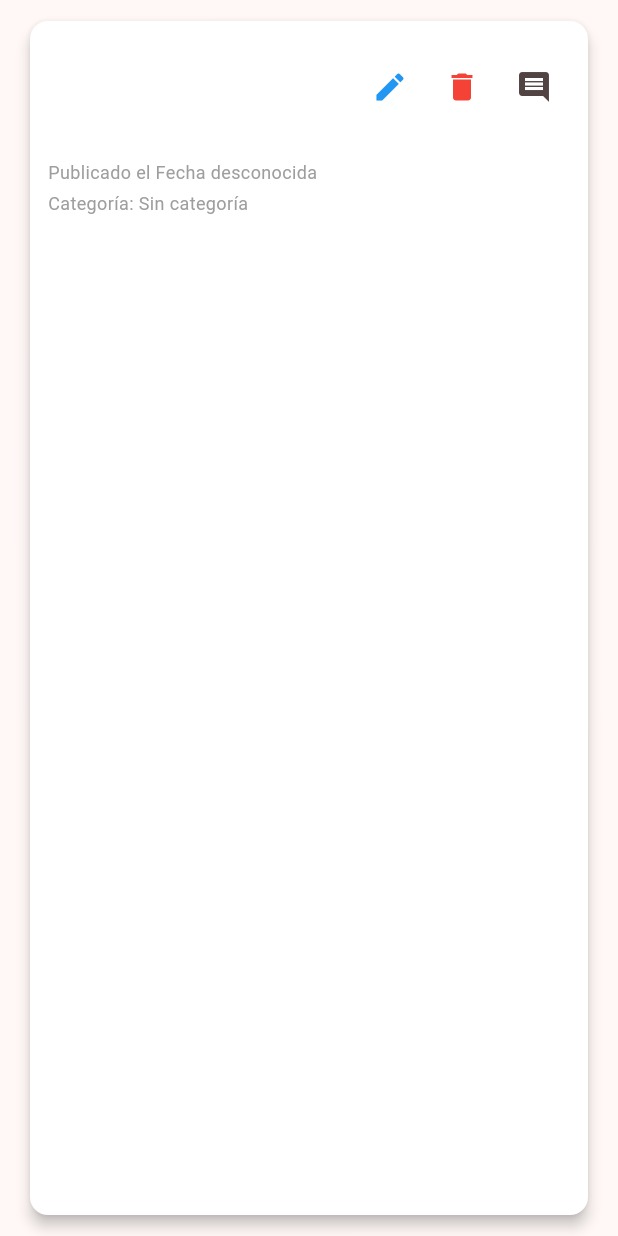
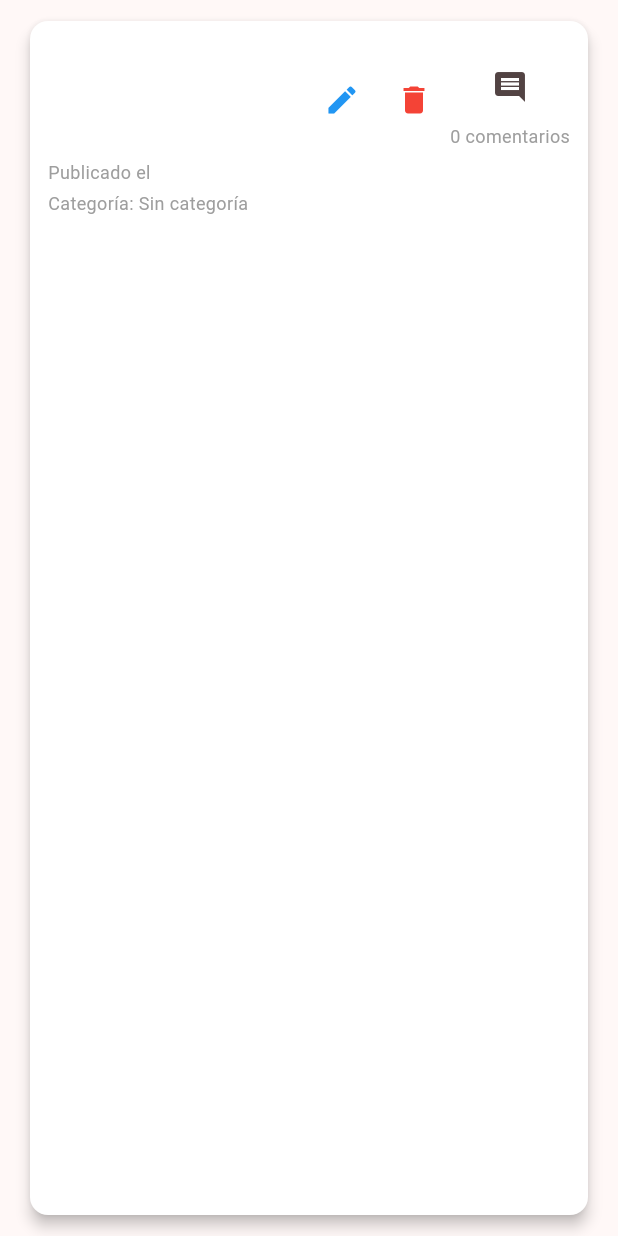
Before and after one commit to arincassia/abaez-flutter001, a Flutter app: the NoticiaCard widget shown alone on an empty page, opened directly with empty values, on a phone screen of 412 x 824 dp. Run offline on Flutter 3.47's test engine with Material 3 defaults, Android fonts, the phone set to English and light mode, and no system bars; our stand-ins replace dio, equatable, flutter_bloc, flutter_dotenv, get_it, shared_preferences and 1 more; accounts and stored records are empty; network calls fail.

Commit message:
Agrega funcionalidad para mostrar numero de comentarios en la vista de noticias

```diff
--- a/lib/bloc/comentarios/comentario_bloc.dart
+++ b/lib/bloc/comentarios/comentario_bloc.dart
@@ -43,6 +43,9 @@ class ComentarioBloc extends Bloc<ComentarioEvent, ComentarioState> {
     Emitter<ComentarioState> emit,
   ) async {
     try {
+      // Guardamos el estado actual antes de emitir ComentarioLoading
+      final currentState = state;
+
       await comentarioRepository.agregarComentario(
         event.noticiaId,
         event.texto,
@@ -51,7 +54,24 @@ class ComentarioBloc extends Bloc<ComentarioEvent, ComentarioState> {
       );
 
       // Recargar comentarios después de agregar uno nuevo
-      add(LoadComentarios(noticiaId: event.noticiaId));
+      final comentarios = await comentarioRepository.obtenerComentariosPorNoticia(event.noticiaId);
+      emit(ComentarioLoaded(comentariosList: comentarios));
+
+      // Actualizar también el número de comentarios
+      final numeroComentarios = await comentarioRepository.obtenerNumeroComentarios(
+        event.noticiaId,
+      );
+
+      // Emitimos el nuevo estado con el número de comentarios actualizado
+      emit(NumeroComentariosLoaded(
+        noticiaId: event.noticiaId,
+        numeroComentarios: numeroComentarios,
+      ));
+
+      // Si había un estado ComentarioLoaded, lo restauramos pero con la nueva lista
+      if (currentState is ComentarioLoaded) {
+        emit(ComentarioLoaded(comentariosList: comentarios));
+      }
     } catch (e) {
       emit(
         const ComentarioError(errorMessage: 'Error al agregar el comentario'),
--- a/lib/components/noticias_card.dart
+++ b/lib/components/noticias_card.dart
@@ -1,8 +1,13 @@
 import 'package:flutter/material.dart';
 import 'package:abaez/constants.dart';
 import 'package:abaez/api/service/categoria_service.dart';
+import 'package:flutter_bloc/flutter_bloc.dart';
+import 'package:abaez/bloc/comentarios/comentario_bloc.dart';
+import 'package:abaez/bloc/comentarios/comentario_event.dart';
+import 'package:abaez/bloc/comentarios/comentario_state.dart';
 
-class NoticiaCard extends StatelessWidget {
+class NoticiaCard extends StatefulWidget {
+  final String id;
   final String titulo;
   final String descripcion;
   final String fuente;
@@ -14,11 +19,9 @@ class NoticiaCard extends StatelessWidget {
   final VoidCallback onComment;
   final String categoriaNombre;
 
-
-  final CategoriaService categoriaService;
-
-  NoticiaCard({
+  const NoticiaCard({
     super.key,
+    required this.id,
     required this.titulo,
     required this.descripcion,
     required this.fuente,
@@ -29,11 +32,53 @@ class NoticiaCard extends StatelessWidget {
     required this.onDelete,
     required this.categoriaNombre,
     required this.onComment,
-  }) : categoriaService = CategoriaService();
+  });
+
+  @override
+  State<NoticiaCard> createState() => _NoticiaCardState();
+}
+
+class _NoticiaCardState extends State<NoticiaCard> {
+  int _numeroComentarios = 0;
+  bool _isLoading = true;
+  final CategoriaService _categoriaService = CategoriaService();
+
+  @override
+  void initState() {
+    super.initState();
+    // No cargamos aquí para evitar errores de contexto
+  }
+
+  @override
+  void didChangeDependencies() {
+    super.didChangeDependencies();
+    try {
+      // Cargar el número de comentarios solo la primera vez
+      if (_isLoading) {
+        context.read<ComentarioBloc>().add(
+              GetNumeroComentarios(noticiaId: widget.id),
+            );
+        _isLoading = false;
+      }
+
+      // Observar cambios en el estado y actualizar si es necesario
+      final state = context.watch<ComentarioBloc>().state;
+      if (state is NumeroComentariosLoaded && state.noticiaId == widget.id) {
+        // Solo actualizar si cambió el número para evitar rebuilds innecesarios
+        if (_numeroComentarios != state.numeroComentarios) {
+          setState(() {
+            _numeroComentarios = state.numeroComentarios;
+          });
+        }
+      }
+    } catch (e) {
+      debugPrint('Error al cargar comentarios: $e');
+    }
+  }
 
   Future<String> _obtenerNombreCategoria(String categoriaId) async {
     try {
-      final categoria = await categoriaService.obtenerCategoriaPorId(
+      final categoria = await _categoriaService.obtenerCategoriaPorId(
         categoriaId,
       );
       return categoria.nombre;
@@ -62,7 +107,7 @@ class NoticiaCard extends StatelessWidget {
                   crossAxisAlignment: CrossAxisAlignment.start,
                   children: [
                     Text(
-                      titulo,
+                      widget.titulo,
                       style: const TextStyle(
                         fontWeight: FontWeight.bold,
                         fontSize: 18,
@@ -70,7 +115,7 @@ class NoticiaCard extends StatelessWidget {
                     ),
                     const SizedBox(height: 4),
                     Text(
-                      fuente,
+                      widget.fuente,
                       style: const TextStyle(
                         fontStyle: FontStyle.italic,
                         fontWeight: FontWeight.w300,
@@ -78,22 +123,21 @@ class NoticiaCard extends StatelessWidget {
                     ),
                     const SizedBox(height: 4),
                     Text(
-                      descripcion,
+                      widget.descripcion,
                       maxLines: 3,
                       overflow: TextOverflow.ellipsis,
                       style: const TextStyle(fontSize: 14),
                     ),
                     const SizedBox(height: 4),
                     Text(
-                      '${AppConstants.publicadaEl} ${formatDate(publicadaEl)}',
+                      '${AppConstants.publicadaEl} ${widget.publicadaEl}',
                       style: const TextStyle(fontSize: 12, color: Colors.grey),
                     ),
                     const SizedBox(height: 4),
                     FutureBuilder<String>(
-                      future: _obtenerNombreCategoria(categoriaId),
+                      future: _obtenerNombreCategoria(widget.categoriaId),
                       builder: (context, snapshot) {
-                        if (snapshot.connectionState ==
-                            ConnectionState.waiting) {
+                        if (snapshot.connectionState == ConnectionState.waiting) {
                           return const Text(
                             'Cargando categoría...',
                             style: TextStyle(fontSize: 12, color: Colors.grey),
@@ -105,8 +149,7 @@ class NoticiaCard extends StatelessWidget {
                             style: TextStyle(fontSize: 12, color: Colors.red),
                           );
                         }
-                        final categoriaNombre =
-                            snapshot.data ?? 'Sin categoría';
+                        final categoriaNombre = snapshot.data ?? 'Sin categoría';
                         return Text(
                           'Categoría: $categoriaNombre',
                           style: const TextStyle(
@@ -125,10 +168,9 @@ class NoticiaCard extends StatelessWidget {
                 children: [
                   ClipRRect(
                     borderRadius: BorderRadius.circular(8),
-                    child:
-                        imageUrl.isNotEmpty
+                    child: widget.imageUrl.isNotEmpty
                         ? Image.network(
-                              imageUrl,
+                            widget.imageUrl,
                             fit: BoxFit.cover,
                             width: 100,
                             height: 100,
@@ -142,17 +184,29 @@ class NoticiaCard extends StatelessWidget {
                       IconButton(
                         icon: const Icon(Icons.edit, color: Colors.blue),
                         tooltip: 'Editar',
-                        onPressed: onEdit,
+                        onPressed: widget.onEdit,
                       ),
                       IconButton(
                         icon: const Icon(Icons.delete, color: Colors.red),
                         tooltip: 'Eliminar',
-                        onPressed: onDelete,
+                        onPressed: widget.onDelete,
                       ),
+                      // Columna que contiene el ícono de comentario y el contador
+                      Column(
+                        children: [
                           IconButton(
                             icon: const Icon(Icons.comment),
                             tooltip: 'Ver comentarios',
-                        onPressed: onComment,
+                            onPressed: widget.onComment,
+                          ),
+                          Text(
+                            '$_numeroComentarios comentarios',
+                            style: const TextStyle(
+                              fontSize: 12,
+                              color: Colors.grey,
+                            ),
+                          ),
+                        ],
                       ),
                     ],
                   ),
@@ -164,78 +218,4 @@ class NoticiaCard extends StatelessWidget {
       ),
     );
   }
-
-  String formatDate(String dateStr) {
-    try {
-      if (dateStr.isEmpty) {
-        return 'Fecha desconocida';
 }
-
-      final RegExp ddmmyyyyRegex = RegExp(r'^(\d{1,2})\/(\d{1,2})\/(\d{4})$');
-      if (ddmmyyyyRegex.hasMatch(dateStr)) {
-        final parts = dateStr.split('/');
-        final day = int.parse(parts[0]).toString().padLeft(2, '0');
-        final month = int.parse(parts[1]).toString().padLeft(2, '0');
-        final year = parts[2];
-        return '$day/$month/$year';
-      }
-
-      if (dateStr.contains('min') ||
-          dateStr.endsWith('h') ||
-          dateStr.endsWith('d')) {
-        final now = DateTime.now();
-        DateTime actualDate;
-
-        if (dateStr.contains('-') && dateStr.contains('min')) {
-          return '${now.day.toString().padLeft(2, '0')}/${now.month.toString().padLeft(2, '0')}/${now.year}';
-        }
-
-        final RegExp numericRegex = RegExp(r'(\d+)');
-        final match = numericRegex.firstMatch(dateStr);
-
-        if (match != null) {
-          final value = int.tryParse(match.group(1) ?? '0') ?? 0;
-
-          if (dateStr.endsWith('min')) {
-            actualDate = now.subtract(Duration(minutes: value));
-          } else if (dateStr.endsWith('h')) {
-            actualDate = now.subtract(Duration(hours: value));
-          } else if (dateStr.endsWith('d')) {
-            actualDate = now.subtract(Duration(days: value));
-          } else {
-            actualDate = now;
-          }
-
-          return '${actualDate.day.toString().padLeft(2, '0')}/${actualDate.month.toString().padLeft(2, '0')}/${actualDate.year}';
-        }
-      }
-
-      try {
-        final date = DateTime.parse(dateStr);
-        return '${date.day.toString().padLeft(2, '0')}/${date.month.toString().padLeft(2, '0')}/${date.year}';
-      } catch (_) {
-        final dashParts = dateStr.split('-');
-        if (dashParts.length == 3) {
-          try {
-            final year = int.parse(dashParts[0]);
-            final month = int.parse(dashParts[1]);
-            final day = int.parse(dashParts[2]);
-
-            if (year >= 1900 &&
-                year <= 2100 &&
-                month >= 1 &&
-                month <= 12 &&
-                day >= 1 &&
-                day <= 31) {
-              return '${day.toString().padLeft(2, '0')}/${month.toString().padLeft(2, '0')}/$year';
-            }
-          } catch (_) {}
-        }
-      }
-
-      return dateStr;
-    } catch (e) {
-      return dateStr;
-    }
-  }
-}
--- a/lib/helpers/noticia_card_helper.dart
+++ b/lib/helpers/noticia_card_helper.dart
@@ -27,6 +27,7 @@ class NoticiaCardHelper {
     final tiempoTranscurrido = calcularTiempoTranscurrido(noticia.publicadaEl);
 
     return NoticiaCard(
+      id: noticia.id, // Pasar el ID de la noticia
       titulo: noticia.titulo,
       descripcion: noticia.descripcion,
       fuente: noticia.fuente,
--- a/lib/main.dart
+++ b/lib/main.dart
@@ -1,3 +1,4 @@
+import 'package:abaez/bloc/comentarios/comentario_bloc.dart';
 import 'package:flutter/material.dart';
 import 'package:flutter_bloc/flutter_bloc.dart'; // Importa flutter_bloc
 import 'package:flutter_dotenv/flutter_dotenv.dart';
@@ -24,6 +25,7 @@ class MyApp extends StatelessWidget {
       providers: [
         BlocProvider(create: (context) => ContadorBloc()),
         BlocProvider(create: (context) => PreferenciaBloc()..add(const CargarPreferencias())),
+        BlocProvider(create: (context) => ComentarioBloc()),
       ],
       child: MaterialApp(
         title: 'Flutter Demo',
```
Also changed, not shown: lib/views/comentarios/comentarios_dialog.dart (+16 -22 lines), lib/views/noticias_screen.dart (+20 -3 lines). Lines whose indentation alone changed are shown as unchanged.
